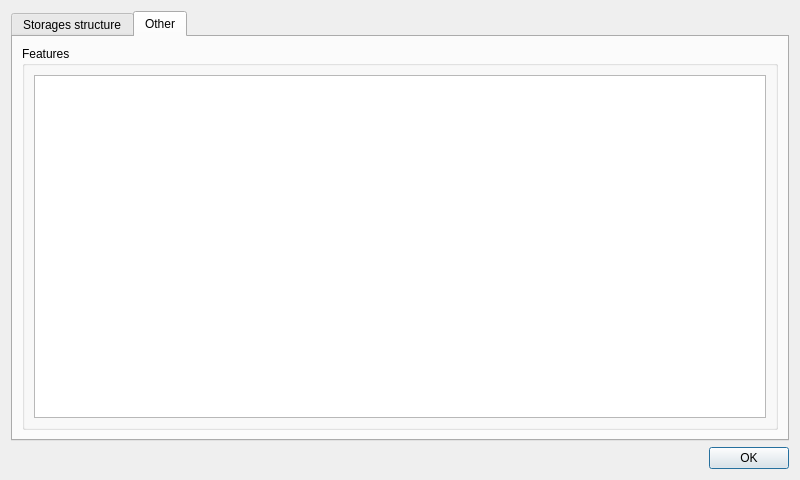
First picture: the form in dialogs/paramdialog.ui, repository caxapyk/TPointer, before the edit.
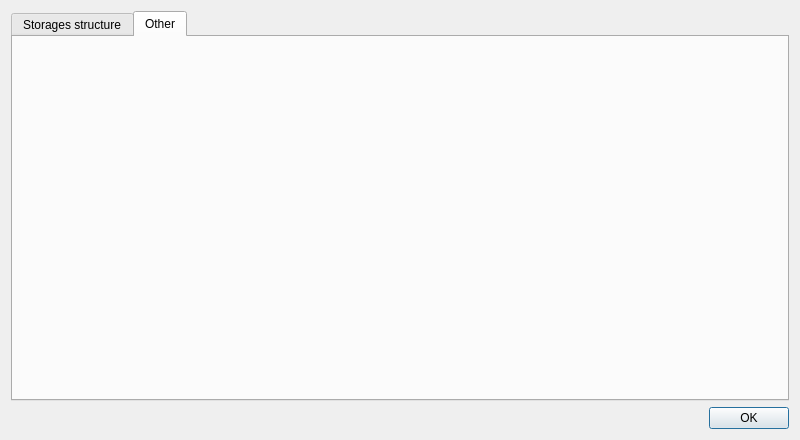
Second picture: the form after the edit. The open tabs and pages were chosen to show the change. Icons and pictures are not drawn.

Commit message: sync_v1 dialog, features dialog, general refactoring, top menu actions in progress

What changed in the file:
```diff
--- a/dialogs/paramdialog.ui
+++ b/dialogs/paramdialog.ui
@@ -10,7 +10,7 @@
     <x>0</x>
     <y>0</y>
     <width>800</width>
-    <height>480</height>
+    <height>440</height>
    </rect>
   </property>
   <property name="sizePolicy">
@@ -142,33 +142,7 @@
       <attribute name="title">
        <string>Other</string>
       </attribute>
-      <layout class="QVBoxLayout" name="verticalLayout_6">
-       <item>
-        <widget class="QGroupBox" name="gB_features">
-         <property name="maximumSize">
-          <size>
-           <width>16777215</width>
-           <height>16777215</height>
-          </size>
-         </property>
-         <property name="title">
-          <string>Features</string>
-         </property>
-         <layout class="QHBoxLayout" name="horizontalLayout_3">
-          <item>
-           <widget class="QTableView" name="tV_features">
-            <property name="selectionMode">
-             <enum>QAbstractItemView::SingleSelection</enum>
-            </property>
-            <property name="selectionBehavior">
-             <enum>QAbstractItemView::SelectRows</enum>
-            </property>
-           </widget>
-          </item>
-         </layout>
-        </widget>
-       </item>
-      </layout>
+      <layout class="QVBoxLayout" name="verticalLayout_6"/>
      </widget>
     </widget>
    </item>
```
The commit also changes 20 other files.
